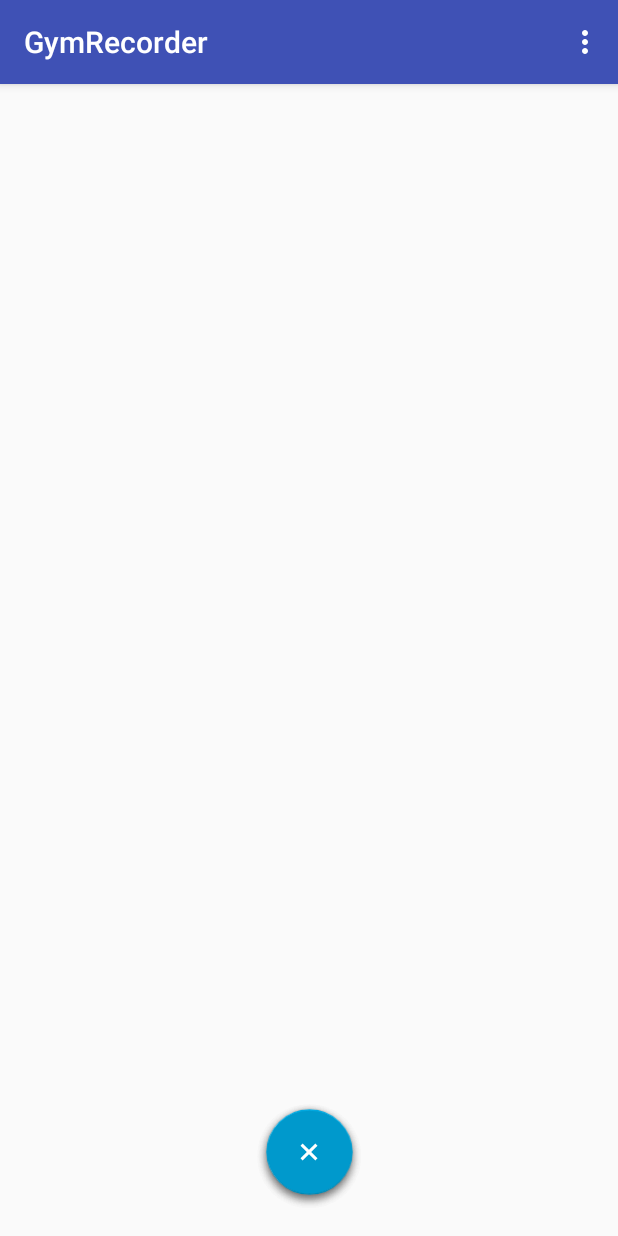
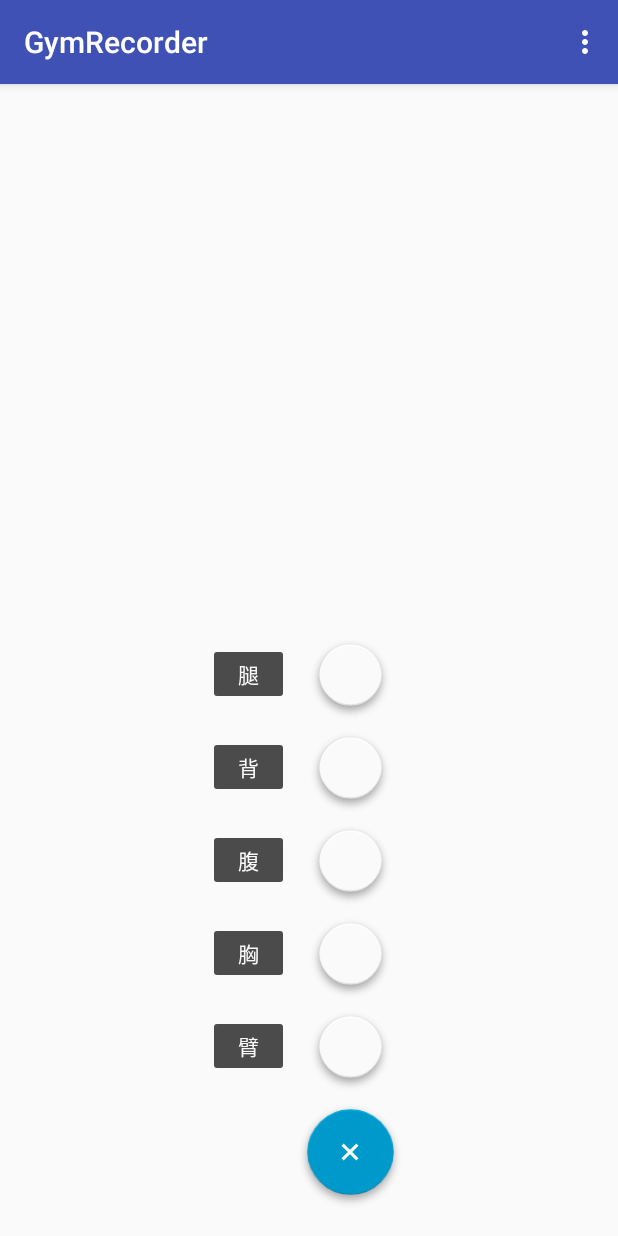
Before and after one commit to fashi-github/GymRecorder, an Android app: the fragment BuildingMuscleFragment placed in its activity, after a tap on an icon or button, on a phone screen of 412 x 824 dp. Run offline under Robolectric (Android 15) with nearby library versions, the phone set to English and light mode, and no system bars; plain views replace CompoundSelector.

Commit message:
add five buttons with labels in the action menu

```diff
--- a/app/src/main/java/com/jirou/gymrecorder/coustm/widget/FloatingActionsMenu.java
+++ b/app/src/main/java/com/jirou/gymrecorder/coustm/widget/FloatingActionsMenu.java
@@ -461,7 +461,6 @@ public class FloatingActionsMenu extends ViewGroup {
                 case EXPAND_DOWN:
                     mCollapseDir.setProperty(View.TRANSLATION_Y);
                     mExpandDir.setProperty(View.TRANSLATION_Y);
-                    mExpandDir.setProperty(View.TRANSLATION_X);
                     break;
                 case EXPAND_LEFT:
                 case EXPAND_RIGHT:
--- /dev/null
+++ b/app/src/main/res/drawable/fab_label_background.xml
@@ -0,0 +1,11 @@
+<?xml version="1.0" encoding="utf-8"?>
+<shape xmlns:android="http://schemas.android.com/apk/res/android">
+    <solid android:color="@color/black_semi_transparent"/>
+    <padding
+        android:left="16dp"
+        android:top="4dp"
+        android:right="16dp"
+        android:bottom="4dp"/>
+    <corners
+        android:radius="2dp"/>
+</shape>
--- a/app/src/main/res/layout/fragment_building_muscle.xml
+++ b/app/src/main/res/layout/fragment_building_muscle.xml
@@ -22,6 +22,8 @@
         fab:fab_icon="@drawable/ic_fab_star"
         fab:fab_colorNormal="@color/pink"
         fab:fab_colorPressed="@color/pink_pressed"
+        fab:fab_labelStyle="@style/menu_labels_style"
+        fab:fab_labelsPosition="left"
         android:layout_alignParentBottom="true"
         android:layout_centerHorizontal="true"
         android:layout_marginBottom="16dp">
@@ -30,7 +32,8 @@
             android:layout_width="wrap_content"
             android:layout_height="wrap_content"
             fab:fab_colorNormal="@color/white"
-            fab:fab_title="Label on the right"
+            fab:fab_size="mini"
+            fab:fab_title="@string/leg"
             fab:fab_colorPressed="@color/white_pressed"/>
 
         <com.jirou.gymrecorder.coustm.widget.FloatingActionButton
@@ -38,7 +41,31 @@
             android:layout_height="wrap_content"
             fab:fab_colorNormal="@color/white"
             fab:fab_size="mini"
-            fab:fab_title="Another one on the right"
+            fab:fab_title="@string/back"
+            fab:fab_colorPressed="@color/white_pressed"/>
+
+        <com.jirou.gymrecorder.coustm.widget.FloatingActionButton
+            android:layout_width="wrap_content"
+            android:layout_height="wrap_content"
+            fab:fab_colorNormal="@color/white"
+            fab:fab_size="mini"
+            fab:fab_title="@string/core"
+            fab:fab_colorPressed="@color/white_pressed"/>
+
+        <com.jirou.gymrecorder.coustm.widget.FloatingActionButton
+            android:layout_width="wrap_content"
+            android:layout_height="wrap_content"
+            fab:fab_colorNormal="@color/white"
+            fab:fab_size="mini"
+            fab:fab_title="@string/chest"
+            fab:fab_colorPressed="@color/white_pressed"/>
+
+        <com.jirou.gymrecorder.coustm.widget.FloatingActionButton
+            android:layout_width="wrap_content"
+            android:layout_height="wrap_content"
+            fab:fab_colorNormal="@color/white"
+            fab:fab_size="mini"
+            fab:fab_title="@string/arm"
             fab:fab_colorPressed="@color/white_pressed"/>
 
     </com.jirou.gymrecorder.coustm.widget.FloatingActionsMenu>
--- a/app/src/main/res/values/strings.xml
+++ b/app/src/main/res/values/strings.xml
@@ -7,6 +7,6 @@
     <string name="back">背</string>
     <string name="leg">腿</string>
     <string name="arm">臂</string>
-    <string name="core">核心</string>
+    <string name="core">腹</string>
 
 </resources>
--- a/app/src/main/res/values/styles.xml
+++ b/app/src/main/res/values/styles.xml
@@ -17,4 +17,8 @@
 
     <style name="AppTheme.PopupOverlay" parent="ThemeOverlay.AppCompat.Light" />
 
+    <style name="menu_labels_style">
+        <item name="android:background">@drawable/fab_label_background</item>
+        <item name="android:textColor">@color/white</item>
+    </style>
 </resources>
```
